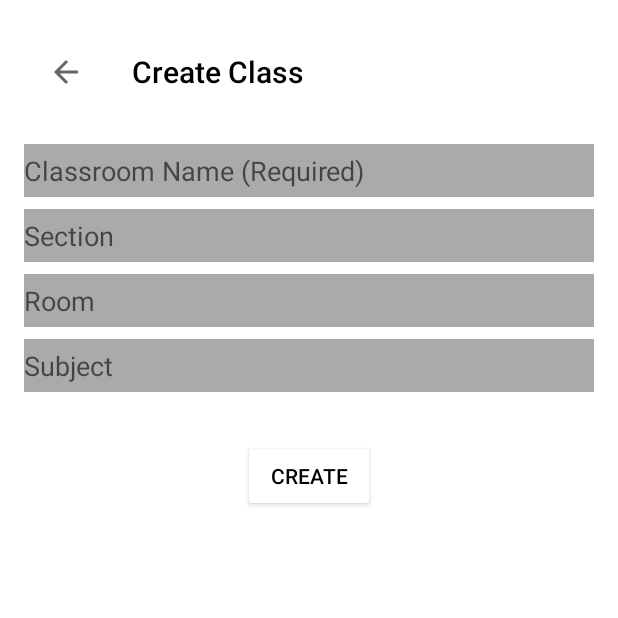
After one commit to tajshuvoo/classroom, an Android app: the CreateClassroomActivity screen opened directly, with no data from a screen before it, on a phone screen of 412 x 824 dp, the top half of it. The commit adds this screen. Run offline under Robolectric (Android 15) with nearby library versions, the phone set to English and light mode, and no system bars; our stand-ins replace Firebase (no records; nobody signed in at launch, a user with empty details on screens opened directly).

Commit message:
5th draft

```diff
--- /dev/null
+++ b/app/src/main/java/com/example/classroom/CreateClassroomActivity.java
@@ -0,0 +1,144 @@
+package com.example.classroom;
+
+import androidx.annotation.NonNull;
+import androidx.appcompat.app.AppCompatActivity;
+import androidx.appcompat.widget.Toolbar;
+
+import android.content.Context;
+import android.content.Intent;
+import android.content.SharedPreferences;
+import android.os.Build;
+import android.os.Bundle;
+import android.view.View;
+import android.view.Window;
+import android.view.WindowManager;
+import android.widget.Button;
+import android.widget.EditText;
+import android.widget.Toast;
+
+import com.example.classroom.model.Classroom;
+import com.google.android.gms.tasks.OnCompleteListener;
+import com.google.android.gms.tasks.Task;
+import com.google.firebase.database.DatabaseReference;
+import com.google.firebase.database.FirebaseDatabase;
+
+import java.util.HashMap;
+import java.util.Map;
+
+public class CreateClassroomActivity extends AppCompatActivity {
+
+    private EditText editTextClassName;
+    private EditText editTextSection;
+    private EditText editTextRoom;
+    private EditText editTextSubject;
+    private Button buttonCreate;
+
+    @Override
+    protected void onCreate(Bundle savedInstanceState) {
+        super.onCreate(savedInstanceState);
+        setContentView(R.layout.activity_create_classroom);
+
+        //status bar color
+        if (Build.VERSION.SDK_INT >= Build.VERSION_CODES.LOLLIPOP) {
+            Window window = getWindow();
+            window.addFlags(WindowManager.LayoutParams.FLAG_DRAWS_SYSTEM_BAR_BACKGROUNDS);
+            window.setStatusBarColor(getResources().getColor(R.color.white));
+            if (Build.VERSION.SDK_INT >= Build.VERSION_CODES.M) {
+                View decor = getWindow().getDecorView();
+                decor.setSystemUiVisibility(View.SYSTEM_UI_FLAG_LIGHT_STATUS_BAR);
+            }
+        }
+
+        // Toolbar setup
+        Toolbar toolbar = findViewById(R.id.toolbar);
+        toolbar.setContentInsetsAbsolute(0, 0);
+        setSupportActionBar(toolbar);
+        getSupportActionBar().setDisplayHomeAsUpEnabled(true);
+        getSupportActionBar().setDisplayShowHomeEnabled(true);
+        getSupportActionBar().setTitle("Create Class");
+
+
+        // Initialize views
+        editTextClassName = findViewById(R.id.editTextClassName);
+        editTextSection = findViewById(R.id.editTextSection);
+        editTextRoom = findViewById(R.id.editTextRoom);
+        editTextSubject = findViewById(R.id.editTextSubject);
+        buttonCreate = findViewById(R.id.buttonCreate);
+
+        buttonCreate.setOnClickListener(new View.OnClickListener() {
+            @Override
+            public void onClick(View v) {
+                // Get the entered values from EditTexts
+                String className = editTextClassName.getText().toString().trim();
+                String section = editTextSection.getText().toString().trim();
+                String room = editTextRoom.getText().toString().trim();
+                String subject = editTextSubject.getText().toString().trim();
+
+                // Check if the classroom name is empty (required field)
+                if (className.isEmpty()) {
+                    Toast.makeText(CreateClassroomActivity.this, "Classroom Name is required!", Toast.LENGTH_SHORT).show();
+                    return;
+                } else{
+
+                // Generate a unique ID using Firebase's push() method
+                DatabaseReference classroomRef = FirebaseDatabase.getInstance("https://classroom-adefd-default-rtdb.asia-southeast1.firebasedatabase.app").getReference("classrooms");
+                DatabaseReference newClassroomRef = classroomRef.push();
+                String classroomId = newClassroomRef.getKey();
+
+                //userid
+                SharedPreferences sharedPreferences = getSharedPreferences("MyPrefs", Context.MODE_PRIVATE);
+                String userId = sharedPreferences.getString("userId", null);
+
+                //linked the classroom with the userId
+                    FirebaseDatabase database;
+                    database = FirebaseDatabase.getInstance(" https://classroom-adefd-default-rtdb.asia-southeast1.firebasedatabase.app");
+
+
+                    DatabaseReference userRef = database.getReference().child("Users").child(userId);
+                    Map<String, Object> linkedClasses = new HashMap<>();
+                    linkedClasses.put(classroomId, true);
+
+                    userRef.child("linked_classes").updateChildren(linkedClasses)
+                            .addOnCompleteListener(new OnCompleteListener<Void>() {
+                                @Override
+                                public void onComplete(@NonNull Task<Void> task) {
+                                    if (task.isSuccessful()) {
+                                        // Classroom ID added to the user's linked_classes successfully
+                                    } else {
+                                        // Failed to add classroom ID to the user's linked_classes
+                                    }
+                                }
+                            });
+
+
+
+                // Create a Classroom object with the information
+                Classroom classroom = new Classroom(classroomId, className, section, room, subject, userId);
+
+                // Save the Classroom object to Firebase Realtime Database
+                newClassroomRef.setValue(classroom)
+                        .addOnSuccessListener(aVoid -> {
+                            // Classroom created successfully
+                            Toast.makeText(CreateClassroomActivity.this, "Classroom created successfully!", Toast.LENGTH_SHORT).show();
+                            finish();
+                        })
+                        .addOnFailureListener(e -> {
+                            // Failed to create classroom
+                            Toast.makeText(CreateClassroomActivity.this, "Failed to create classroom. Please try again.", Toast.LENGTH_SHORT).show();
+                        });
+
+                    startActivity(new Intent(CreateClassroomActivity.this, SecondActivity.class));
+            }
+            }
+
+
+        });
+    }
+    // Handle back button press
+    @Override
+    public boolean onSupportNavigateUp() {
+        onBackPressed();
+        return true;
+    }
+
+}
--- a/app/src/main/java/com/example/classroom/SecondActivity.java
+++ b/app/src/main/java/com/example/classroom/SecondActivity.java
@@ -147,7 +147,7 @@ public class SecondActivity extends AppCompatActivity {
         fabOption2.setOnClickListener(new View.OnClickListener() {
             @Override
             public void onClick(View view) {
-                // Handle Option 2 click
+                startActivity(new Intent(SecondActivity.this,CreateClassroomActivity.class));
                 closeFabMenu();
             }
         });
--- /dev/null
+++ b/app/src/main/res/drawable/baseline_arrow_back_24.xml
@@ -0,0 +1,5 @@
+<vector android:autoMirrored="true" android:height="24dp"
+    android:tint="#000000" android:viewportHeight="24"
+    android:viewportWidth="24" android:width="24dp" xmlns:android="http://schemas.android.com/apk/res/android">
+    <path android:fillColor="@android:color/white" android:pathData="M20,11H7.83l5.59,-5.59L12,4l-8,8 8,8 1.41,-1.41L7.83,13H20v-2z"/>
+</vector>
--- /dev/null
+++ b/app/src/main/res/layout/activity_create_classroom.xml
@@ -0,0 +1,84 @@
+<?xml version="1.0" encoding="utf-8"?>
+<androidx.constraintlayout.widget.ConstraintLayout
+    xmlns:android="http://schemas.android.com/apk/res/android"
+    xmlns:app="http://schemas.android.com/apk/res-auto"
+    xmlns:tools="http://schemas.android.com/tools"
+    android:layout_width="match_parent"
+    android:layout_height="match_parent"
+    android:padding="16dp"
+    android:background="@android:color/white">
+
+    <!-- Toolbar -->
+
+    <androidx.appcompat.widget.Toolbar
+        android:id="@+id/toolbar"
+        android:layout_width="fill_parent"
+        android:layout_height="?attr/actionBarSize"
+        android:layout_marginTop="4dp"
+        android:background="@color/white"
+        app:layout_constraintEnd_toEndOf="parent"
+        app:layout_constraintStart_toStartOf="parent"
+        app:layout_constraintTop_toTopOf="parent"
+        app:navigationIcon="?android:attr/homeAsUpIndicator"
+        app:title="Create Class"
+        app:titleTextColor="@android:color/black" />
+
+    <EditText
+        android:id="@+id/editTextClassName"
+        android:layout_width="match_parent"
+        android:layout_height="35dp"
+        android:layout_marginTop="20dp"
+        android:background="@android:color/darker_gray"
+        android:hint="Classroom Name (Required)"
+        android:inputType="text"
+        android:maxLines="1"
+        app:layout_constraintEnd_toEndOf="parent"
+        app:layout_constraintStart_toStartOf="parent"
+        app:layout_constraintTop_toBottomOf="@+id/toolbar" />
+
+    <EditText
+        android:id="@+id/editTextSection"
+        android:layout_width="match_parent"
+        android:layout_height="35dp"
+        android:layout_marginTop="8dp"
+        android:hint="Section"
+        android:inputType="text"
+        android:maxLines="1"
+        android:background="@android:color/darker_gray"
+        app:layout_constraintTop_toBottomOf="@+id/editTextClassName" />
+
+    <EditText
+        android:id="@+id/editTextRoom"
+        android:layout_width="match_parent"
+        android:layout_height="35dp"
+        android:layout_marginTop="8dp"
+        android:hint="Room"
+        android:inputType="text"
+        android:maxLines="1"
+        android:background="@android:color/darker_gray"
+        app:layout_constraintTop_toBottomOf="@+id/editTextSection" />
+
+    <EditText
+        android:id="@+id/editTextSubject"
+        android:layout_width="match_parent"
+        android:layout_height="35dp"
+        android:layout_marginTop="8dp"
+        android:hint="Subject"
+        android:inputType="text"
+        android:maxLines="1"
+        android:background="@android:color/darker_gray"
+        app:layout_constraintTop_toBottomOf="@+id/editTextRoom" />
+
+    <Button
+        android:id="@+id/buttonCreate"
+        android:layout_width="wrap_content"
+        android:layout_height="wrap_content"
+        android:layout_marginTop="32dp"
+        android:backgroundTint="@android:color/white"
+        android:text="Create"
+        android:textColor="@android:color/black"
+        app:layout_constraintEnd_toEndOf="parent"
+        app:layout_constraintStart_toStartOf="parent"
+        app:layout_constraintTop_toBottomOf="@+id/editTextSubject" />
+
+</androidx.constraintlayout.widget.ConstraintLayout>
--- a/app/src/main/res/values/strings.xml
+++ b/app/src/main/res/values/strings.xml
@@ -1,9 +1,9 @@
 <resources>
     <string name="app_name">Classroom</string>
 
-        <!-- Other strings in your strings.xml file -->
-        <string name="navigation_drawer_open">Open navigation drawer</string>
-        <string name="navigation_drawer_close">Close navigation drawer</string>
+    <!-- Other strings in your strings.xml file -->
+    <string name="navigation_drawer_open">Open navigation drawer</string>
+    <string name="navigation_drawer_close">Close navigation drawer</string>
 
 
 </resources>
--- a/app/src/main/res/values/styles.xml
+++ b/app/src/main/res/values/styles.xml
@@ -13,7 +13,10 @@
         <!-- Customize other style attributes if needed -->
     </style>
 
-
-
+    <style name="AppTheme" parent="Theme.AppCompat.Light.NoActionBar">
+        <!-- Remove the windowActionBar attribute -->
+        <item name="windowNoTitle">true</item>
+        <!-- Other theme attributes -->
+    </style>
 
 </resources>
```
Also changed, not shown: app/src/main/AndroidManifest.xml (+8 -7 lines), app/src/main/java/com/example/classroom/model/Classroom.java (added, +71 -0 lines), app/src/main/res/layout/activity_second.xml (+20 -3 lines), app/src/main/res/layout/toolbar_create_classroom.xml (added, +29 -0 lines).
